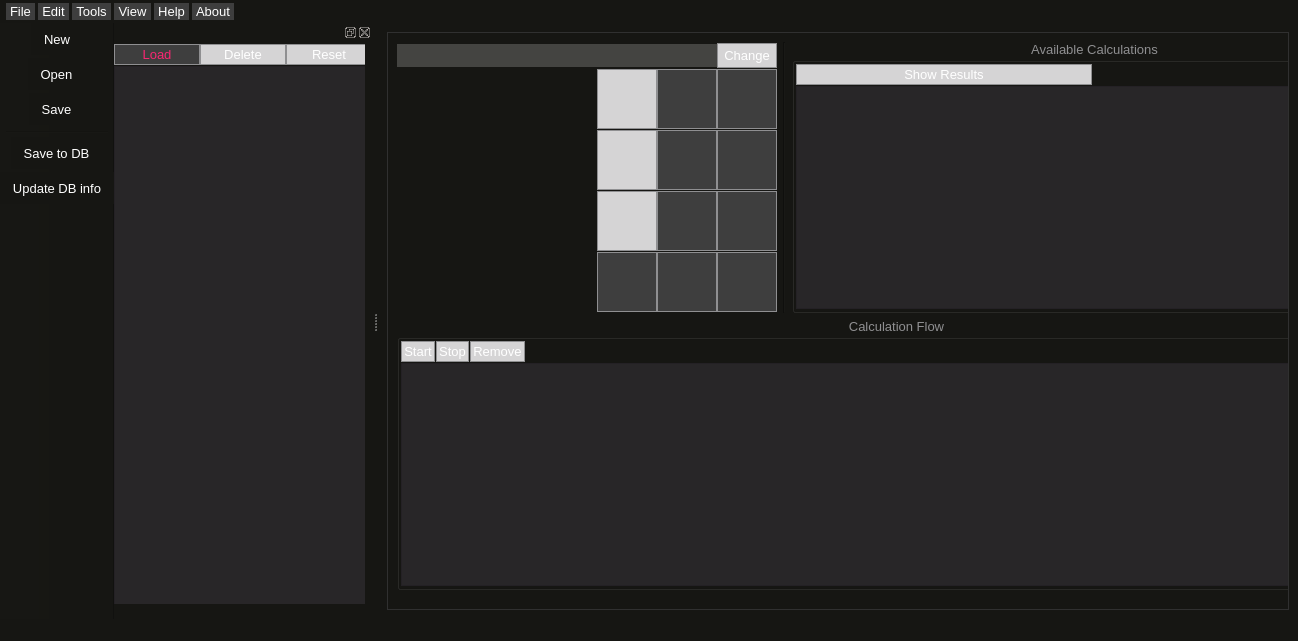
This is Views/uiMainWindow.ui in samuelvp360/SVP360CalculationController as Qt 5 draws it before an edit. The edited form follows.
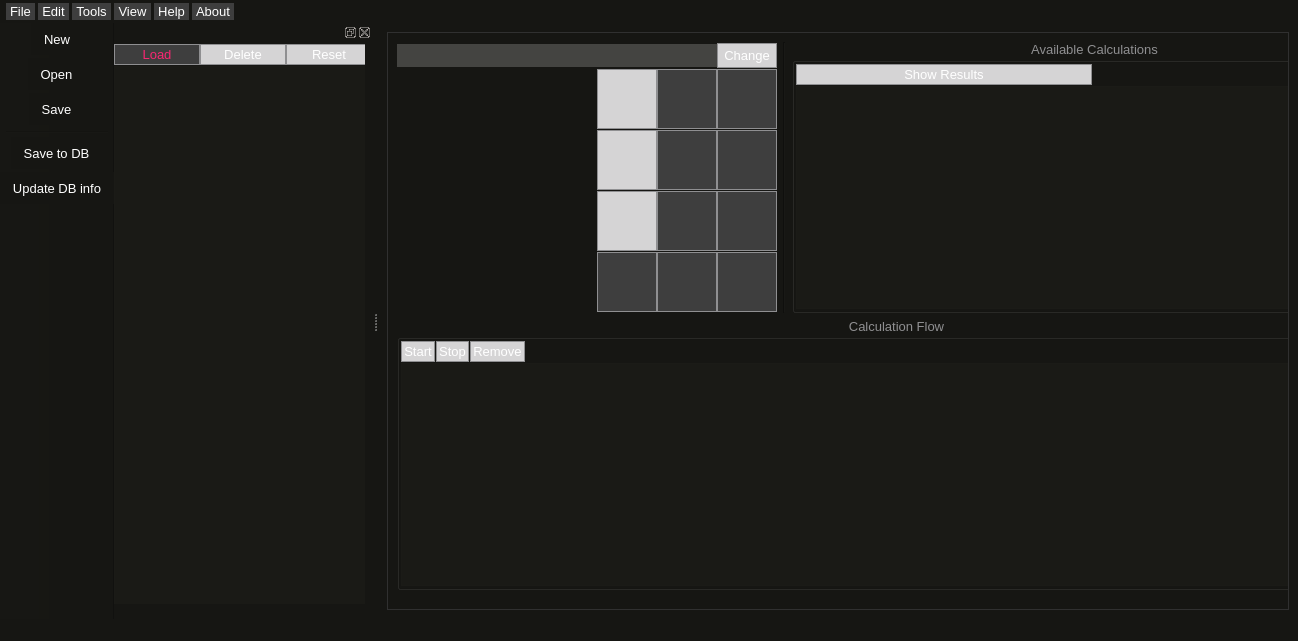
This is the edited form.

Diff of the .ui file:
```diff
--- a/Views/uiMainWindow.ui
+++ b/Views/uiMainWindow.ui
@@ -129,25 +129,26 @@
 	color: #ffffff;
 }
 
- /*QListView */
-QListView, QTableView {
-	color: #66D9EF;
-	background-color: rgba(45, 42, 46, 200);
+  /*QListView */
+QListView, QTableView, QTableWidget {
+	color: #FD971F;
+	background-color: rgba(39, 40, 34, 50);
 	alternate-background-color: #2d3336;
+	font-size: 13px;
 	show-decoration-selected: 1; /* make the selection span the entire width of the view */
 }
-QListView::item:alternate, QTableView::item:alternate {
-	background-color: rgba(255, 255, 255, 30);
-}
-
-QListView::item:selected, QTableView::item:selected {
+QListView::item:selected, QTableView::item:selected, QTableWidget::item:selected {
 	background: rgba(255, 255, 255, 50);
+	font-weight: bold;
 }
-QListView::item:selected:!active, QTableView::item:selected:!active {
+QListView::item:selected:!active, QTableView::item:selected:!active, QTableWidget::item:selected:!active {
 	color: #fd971f;
+	background-color: #d5d4d5;
 }
-QListView::item:selected:active, QTableView::item:selected:active {
+QListView::item:selected:active, QTableView::item:selected:active, QTableWidget::item:selected:active {
 	color: #f92672;
+	background-color: #000000;
+	border: 1px solid #ffffff;
 }
 QListView::item:hover, QTableView::item:hover {
       background: rgba(255, 255, 255, 30);
```
Left out of the diff: 2 changed lines with no effect on the pictures.
